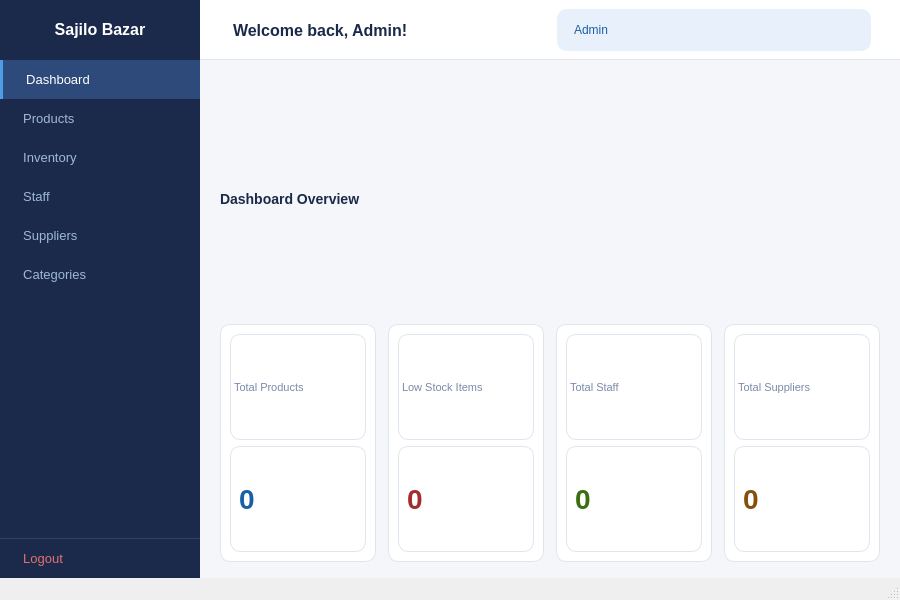
Above: ui/login.ui from kriitikat/Sajilo-Bazarr before the change. Below: the same form after it.
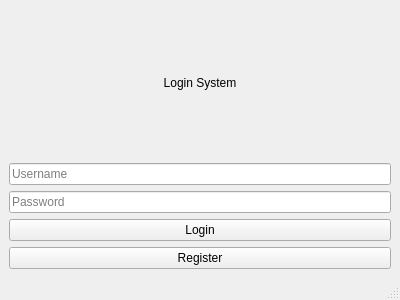
That is the form after the change.

Diff of the .ui file:
```diff
--- a/ui/login.ui
+++ b/ui/login.ui
@@ -3,185 +3,68 @@
  <class>AdminDashboard</class>
  <widget class="QMainWindow" name="AdminDashboard">
   <property name="geometry">
-   <rect><x>0</x><y>0</y><width>900</width><height>600</height></rect>
+   <rect>
+    <x>0</x>
+    <y>0</y>
+    <width>400</width>
+    <height>300</height>
+   </rect>
   </property>
-  <property name="windowTitle"><string>Sajilo Bazar - Admin Dashboard</string></property>
+
+  <property name="windowTitle">
+   <string>Sajilo Bazar - Login</string>
+  </property>
+
   <widget class="QWidget" name="centralwidget">
-   <layout class="QHBoxLayout" name="mainLayout">
-    <property name="spacing"><number>0</number></property>
-    <property name="leftMargin"><number>0</number></property>
-    <property name="topMargin"><number>0</number></property>
-    <property name="rightMargin"><number>0</number></property>
-    <property name="bottomMargin"><number>0</number></property>
+
+   <layout class="QVBoxLayout" name="verticalLayout">
+
     <item>
-     <widget class="QFrame" name="sidebarFrame">
-      <property name="minimumSize"><size><width>200</width><height>0</height></size></property>
-      <property name="maximumSize"><size><width>200</width><height>16777215</height></size></property>
-      <property name="styleSheet"><string>QFrame#sidebarFrame { background-color: #1B2A4A; }</string></property>
-      <layout class="QVBoxLayout" name="sidebarLayout">
-       <property name="spacing"><number>0</number></property>
-       <property name="leftMargin"><number>0</number></property>
-       <property name="topMargin"><number>0</number></property>
-       <property name="rightMargin"><number>0</number></property>
-       <property name="bottomMargin"><number>0</number></property>
-       <item>
-        <widget class="QLabel" name="logoLabel">
-         <property name="text"><string>Sajilo Bazar</string></property>
-         <property name="alignment"><set>Qt::AlignCenter</set></property>
-         <property name="styleSheet"><string>QLabel { color: white; font-size: 16px; font-weight: bold; padding: 20px 10px; border-bottom: 1px solid #2d4070; }</string></property>
-        </widget>
-       </item>
-       <item>
-        <widget class="QPushButton" name="btnDashboard">
-         <property name="text"><string>  Dashboard</string></property>
-         <property name="styleSheet"><string>QPushButton { color: white; background-color: #2D4A7A; border-left: 3px solid #4A9EE8; padding: 12px 16px; text-align: left; font-size: 13px; border-top: none; border-right: none; border-bottom: none; }</string></property>
-        </widget>
-       </item>
-       <item>
-        <widget class="QPushButton" name="btnProducts">
-         <property name="text"><string>  Products</string></property>
-         <property name="styleSheet"><string>QPushButton { color: #A0B8D8; background-color: transparent; border: none; padding: 12px 16px; text-align: left; font-size: 13px; } QPushButton:hover { background-color: #2D4A7A; color: white; }</string></property>
-        </widget>
-       </item>
-       <item>
-        <widget class="QPushButton" name="btnInventory">
-         <property name="text"><string>  Inventory</string></property>
-         <property name="styleSheet"><string>QPushButton { color: #A0B8D8; background-color: transparent; border: none; padding: 12px 16px; text-align: left; font-size: 13px; } QPushButton:hover { background-color: #2D4A7A; color: white; }</string></property>
-        </widget>
-       </item>
-       <item>
-        <widget class="QPushButton" name="btnStaff">
-         <property name="text"><string>  Staff</string></property>
-         <property name="styleSheet"><string>QPushButton { color: #A0B8D8; background-color: transparent; border: none; padding: 12px 16px; text-align: left; font-size: 13px; } QPushButton:hover { background-color: #2D4A7A; color: white; }</string></property>
-        </widget>
-       </item>
-       <item>
-        <widget class="QPushButton" name="btnSuppliers">
-         <property name="text"><string>  Suppliers</string></property>
-         <property name="styleSheet"><string>QPushButton { color: #A0B8D8; background-color: transparent; border: none; padding: 12px 16px; text-align: left; font-size: 13px; } QPushButton:hover { background-color: #2D4A7A; color: white; }</string></property>
-        </widget>
-       </item>
-       <item>
-        <widget class="QPushButton" name="btnCategories">
-         <property name="text"><string>  Categories</string></property>
-         <property name="styleSheet"><string>QPushButton { color: #A0B8D8; background-color: transparent; border: none; padding: 12px 16px; text-align: left; font-size: 13px; } QPushButton:hover { background-color: #2D4A7A; color: white; }</string></property>
-        </widget>
-       </item>
-       <item>
-        <spacer name="sidebarSpacer">
-         <property name="orientation"><enum>Qt::Vertical</enum></property>
-         <property name="sizeHint" stdset="0"><size><width>20</width><height>40</height></size></property>
-        </spacer>
-       </item>
-       <item>
-        <widget class="QPushButton" name="btnLogout">
-         <property name="text"><string>  Logout</string></property>
-         <property name="styleSheet"><string>QPushButton { color: #e07070; background-color: transparent; border-top: 1px solid #2d4070; border-left: none; border-right: none; border-bottom: none; padding: 12px 16px; text-align: left; font-size: 13px; } QPushButton:hover { background-color: #3a2020; }</string></property>
-        </widget>
-       </item>
-      </layout>
+     <widget class="QLabel" name="titleLabel">
+      <property name="text">
+       <string>Login System</string>
+      </property>
+      <property name="alignment">
+       <set>Qt::AlignCenter</set>
+      </property>
      </widget>
     </item>
+
     <item>
-     <widget class="QFrame" name="mainFrame">
-      <property name="styleSheet"><string>QFrame#mainFrame { background-color: #F4F6FA; }</string></property>
-      <layout class="QVBoxLayout" name="mainLayout2">
-       <property name="spacing"><number>0</number></property>
-       <property name="leftMargin"><number>0</number></property>
-       <property name="topMargin"><number>0</number></property>
-       <property name="rightMargin"><number>0</number></property>
-       <property name="bottomMargin"><number>0</number></property>
-       <item>
-        <widget class="QFrame" name="topbarFrame">
-         <property name="styleSheet"><string>QFrame#topbarFrame { background-color: #FFFFFF; border-bottom: 1px solid #E0E4EE; }</string></property>
-         <property name="minimumSize"><size><width>0</width><height>60</height></size></property>
-         <property name="maximumSize"><size><width>16777215</width><height>60</height></size></property>
-         <layout class="QHBoxLayout">
-          <item>
-           <widget class="QLabel" name="welcomeLabel">
-            <property name="text"><string>Welcome back, Admin!</string></property>
-            <property name="styleSheet"><string>QLabel { color: #1B2A4A; font-size: 16px; font-weight: bold; padding-left: 20px; }</string></property>
-           </widget>
-          </item>
-          <item>
-           <spacer><property name="orientation"><enum>Qt::Horizontal</enum></property></spacer>
-          </item>
-          <item>
-           <widget class="QLabel" name="adminBadge">
-            <property name="text"><string>Admin</string></property>
-            <property name="styleSheet"><string>QLabel { background-color: #E8F1FB; color: #185FA5; border-radius: 10px; padding: 4px 14px; font-size: 12px; margin-right: 20px; }</string></property>
-           </widget>
-          </item>
-         </layout>
-        </widget>
-       </item>
-       <item>
-        <widget class="QFrame" name="contentFrame">
-         <property name="styleSheet"><string>QFrame { background-color: #F4F6FA; }</string></property>
-         <layout class="QVBoxLayout">
-          <property name="leftMargin"><number>20</number></property>
-          <property name="topMargin"><number>20</number></property>
-          <property name="rightMargin"><number>20</number></property>
-          <item>
-           <widget class="QLabel" name="statsTitle">
-            <property name="text"><string>Dashboard Overview</string></property>
-            <property name="styleSheet"><string>QLabel { color: #1B2A4A; font-size: 14px; font-weight: bold; }</string></property>
-           </widget>
-          </item>
-          <item>
-           <layout class="QHBoxLayout" name="cardsLayout">
-            <property name="spacing"><number>12</number></property>
-            <item>
-             <widget class="QFrame" name="cardProducts">
-              <property name="styleSheet"><string>QFrame { background-color: #FFFFFF; border-radius: 10px; border: 1px solid #E0E4EE; }</string></property>
-              <property name="minimumSize"><size><width>0</width><height>100</height></size></property>
-              <layout class="QVBoxLayout">
-               <item><widget class="QLabel" name="lblProductsTitle"><property name="text"><string>Total Products</string></property><property name="styleSheet"><string>QLabel { color: #7a8aaa; font-size: 11px; }</string></property></widget></item>
-               <item><widget class="QLabel" name="lblProductsValue"><property name="text"><string>0</string></property><property name="styleSheet"><string>QLabel { color: #185FA5; font-size: 28px; font-weight: bold; }</string></property></widget></item>
-              </layout>
-             </widget>
-            </item>
-            <item>
-             <widget class="QFrame" name="cardLowStock">
-              <property name="styleSheet"><string>QFrame { background-color: #FFFFFF; border-radius: 10px; border: 1px solid #E0E4EE; }</string></property>
-              <property name="minimumSize"><size><width>0</width><height>100</height></size></property>
-              <layout class="QVBoxLayout">
-               <item><widget class="QLabel" name="lblLowStockTitle"><property name="text"><string>Low Stock Items</string></property><property name="styleSheet"><string>QLabel { color: #7a8aaa; font-size: 11px; }</string></property></widget></item>
-               <item><widget class="QLabel" name="lblLowStockValue"><property name="text"><string>0</string></property><property name="styleSheet"><string>QLabel { color: #A32D2D; font-size: 28px; font-weight: bold; }</string></property></widget></item>
-              </layout>
-             </widget>
-            </item>
-            <item>
-             <widget class="QFrame" name="cardStaff">
-              <property name="styleSheet"><string>QFrame { background-color: #FFFFFF; border-radius: 10px; border: 1px solid #E0E4EE; }</string></property>
-              <property name="minimumSize"><size><width>0</width><height>100</height></size></property>
-              <layout class="QVBoxLayout">
-               <item><widget class="QLabel" name="lblStaffTitle"><property name="text"><string>Total Staff</string></property><property name="styleSheet"><string>QLabel { color: #7a8aaa; font-size: 11px; }</string></property></widget></item>
-               <item><widget class="QLabel" name="lblStaffValue"><property name="text"><string>0</string></property><property name="styleSheet"><string>QLabel { color: #3B6D11; font-size: 28px; font-weight: bold; }</string></property></widget></item>
-              </layout>
-             </widget>
-            </item>
-            <item>
-             <widget class="QFrame" name="cardSuppliers">
-              <property name="styleSheet"><string>QFrame { background-color: #FFFFFF; border-radius: 10px; border: 1px solid #E0E4EE; }</string></property>
-              <property name="minimumSize"><size><width>0</width><height>100</height></size></property>
-              <layout class="QVBoxLayout">
-               <item><widget class="QLabel" name="lblSuppliersTitle"><property name="text"><string>Total Suppliers</string></property><property name="styleSheet"><string>QLabel { color: #7a8aaa; font-size: 11px; }</string></property></widget></item>
-               <item><widget class="QLabel" name="lblSuppliersValue"><property name="text"><string>0</string></property><property name="styleSheet"><string>QLabel { color: #854F0B; font-size: 28px; font-weight: bold; }</string></property></widget></item>
-              </layout>
-             </widget>
-            </item>
-           </layout>
-          </item>
-          <item>
-           <spacer><property name="orientation"><enum>Qt::Vertical</enum></property></spacer>
-          </item>
-         </layout>
-        </widget>
-       </item>
-      </layout>
+     <widget class="QLineEdit" name="usernameEdit">
+      <property name="placeholderText">
+       <string>Username</string>
+      </property>
      </widget>
     </item>
+
+    <item>
+     <widget class="QLineEdit" name="passwordEdit">
+      <property name="placeholderText">
+       <string>Password</string>
+      </property>
+      <property name="echoMode">
+       <enum>QLineEdit::Password</enum>
+      </property>
+     </widget>
+    </item>
+
+    <item>
+     <widget class="QPushButton" name="loginButton">
+      <property name="text">
+       <string>Login</string>
+      </property>
+     </widget>
+    </item>
+
+    <item>
+     <widget class="QPushButton" name="registerButton">
+      <property name="text">
+       <string>Register</string>
+      </property>
+     </widget>
+    </item>
+
    </layout>
   </widget>
   <widget class="QMenuBar" name="menubar"/>
```
Left out of the diff: 9 changed lines with no effect on the pictures.
